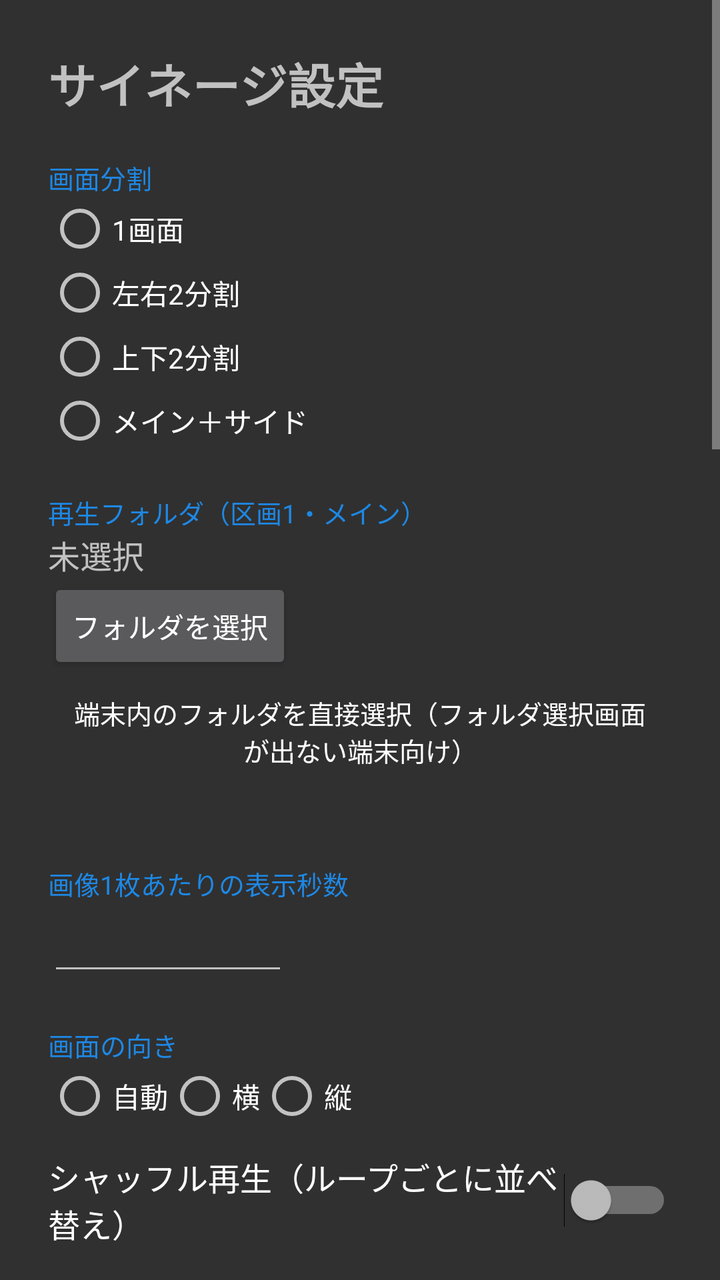
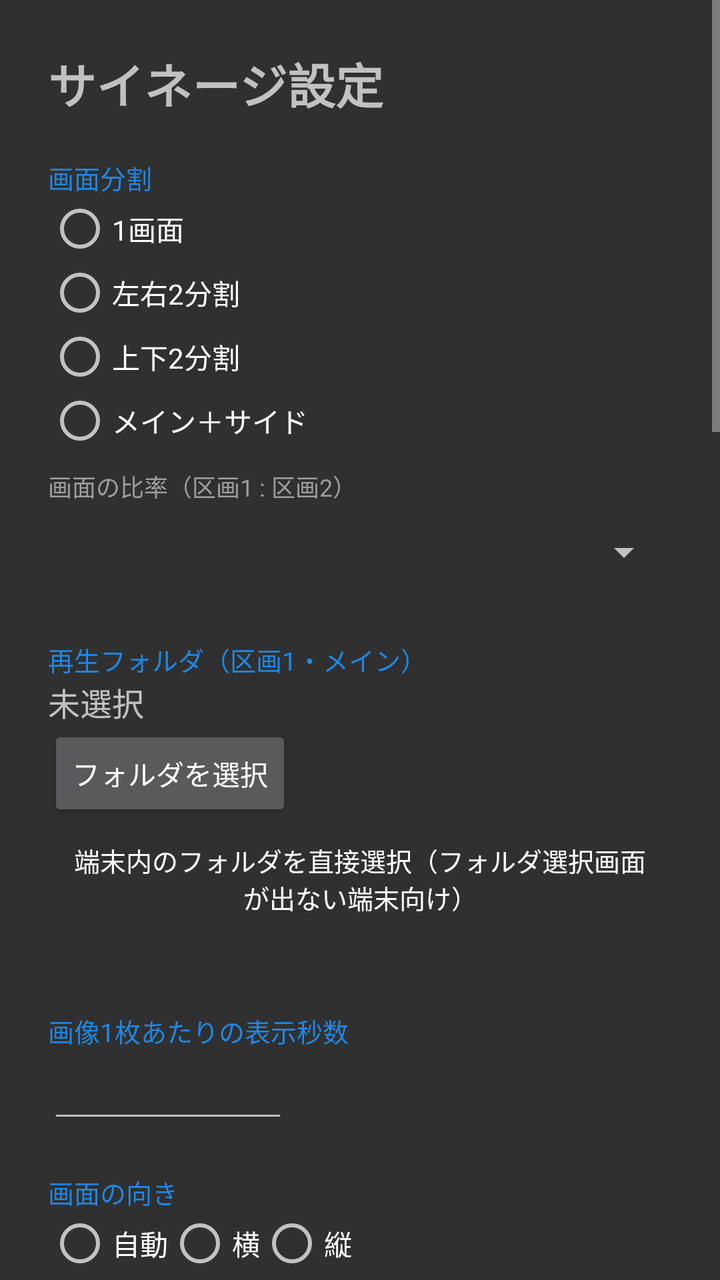

Before-and-after screenshots of an Android layout around one commit, followed by the original layout XML and the change that was made.
<!-- AndroidManifest.xml: application theme Theme.Settings -->
<!-- res/layout/activity_main.xml -->
<?xml version="1.0" encoding="utf-8"?>
<ScrollView xmlns:android="http://schemas.android.com/apk/res/android"
    android:layout_width="match_parent"
    android:layout_height="match_parent"
    android:fitsSystemWindows="true">

    <LinearLayout
        android:layout_width="match_parent"
        android:layout_height="wrap_content"
        android:orientation="vertical"
        android:padding="24dp">

        <TextView
            android:layout_width="wrap_content"
            android:layout_height="wrap_content"
            android:text="サイネージ設定"
            android:textSize="24sp"
            android:textStyle="bold" />

        <TextView
            style="@style/Label"
            android:text="画面分割" />

        <RadioGroup
            android:id="@+id/layoutGroup"
            android:layout_width="wrap_content"
            android:layout_height="wrap_content"
            android:orientation="vertical">

            <RadioButton
                android:id="@+id/layoutSingle"
                android:layout_width="wrap_content"
                android:layout_height="wrap_content"
                android:text="1画面" />

            <RadioButton
                android:id="@+id/layoutLeftRight"
                android:layout_width="wrap_content"
                android:layout_height="wrap_content"
                android:text="左右2分割" />

            <RadioButton
                android:id="@+id/layoutTopBottom"
                android:layout_width="wrap_content"
                android:layout_height="wrap_content"
                android:text="上下2分割" />

            <RadioButton
                android:id="@+id/layoutMainSide"
                android:layout_width="wrap_content"
                android:layout_height="wrap_content"
                android:text="メイン＋サイド" />
        </RadioGroup>

        
        <LinearLayout
            android:id="@+id/zonesContainer"
            android:layout_width="match_parent"
            android:layout_height="wrap_content"
            android:orientation="vertical" />

        <TextView
            style="@style/Label"
            android:text="再生フォルダ（区画1・メイン）" />

        <TextView
            android:id="@+id/folderText"
            android:layout_width="match_parent"
            android:layout_height="wrap_content"
            android:text="未選択"
            android:textSize="16sp" />

        <Button
            android:id="@+id/pickFolder"
            android:layout_width="wrap_content"
            android:layout_height="wrap_content"
            android:text="フォルダを選択" />

        <Button
            android:id="@+id/pickFolderDirect"
            style="?android:attr/borderlessButtonStyle"
            android:layout_width="wrap_content"
            android:layout_height="wrap_content"
            android:text="端末内のフォルダを直接選択（フォルダ選択画面が出ない端末向け）"
            android:textSize="13sp" />

        <TextView
            android:id="@+id/scanResult"
            android:layout_width="match_parent"
            android:layout_height="wrap_content"
            android:textColor="#9E9E9E"
            android:textSize="13sp" />

        <TextView
            style="@style/Label"
            android:text="画像1枚あたりの表示秒数" />

        <EditText
            android:id="@+id/secondsEdit"
            android:layout_width="120dp"
            android:layout_height="wrap_content"
            android:importantForAutofill="no"
            android:inputType="number"
            android:maxLength="4" />

        <TextView
            style="@style/Label"
            android:text="画面の向き" />

        <RadioGroup
            android:id="@+id/orientationGroup"
            android:layout_width="wrap_content"
            android:layout_height="wrap_content"
            android:orientation="horizontal">

            <RadioButton
                android:id="@+id/orientAuto"
                android:layout_width="wrap_content"
                android:layout_height="wrap_content"
                android:text="自動" />

            <RadioButton
                android:id="@+id/orientLandscape"
                android:layout_width="wrap_content"
                android:layout_height="wrap_content"
                android:text="横" />

            <RadioButton
                android:id="@+id/orientPortrait"
                android:layout_width="wrap_content"
                android:layout_height="wrap_content"
                android:text="縦" />
        </RadioGroup>

        <Switch
            android:id="@+id/shuffleSwitch"
            style="@style/Option"
            android:text="シャッフル再生（ループごとに並べ替え）" />

        <Switch
            android:id="@+id/recursiveSwitch"
            style="@style/Option"
            android:text="サブフォルダも含める" />

        <Switch
            android:id="@+id/soundSwitch"
            style="@style/Option"
            android:text="動画の音声を再生" />

        <Switch
            android:id="@+id/autoStartSwitch"
            style="@style/Option"
            android:text="自動再生（アプリ起動時・端末の電源ON時）" />

        <TextView
            style="@style/Label"
            android:layout_marginTop="28dp"
            android:text="時計" />

        <Switch
            android:id="@+id/clockSwitch"
            style="@style/Option"
            android:text="再生中に常に時計を表示" />

        <TextView
            style="@style/SubLabel"
            android:text="位置" />

        <RadioGroup
            android:id="@+id/clockPositionGroup"
            android:layout_width="wrap_content"
            android:layout_height="wrap_content"
            android:orientation="horizontal">

            <RadioButton
                android:id="@+id/clockTopRight"
                android:layout_width="wrap_content"
                android:layout_height="wrap_content"
                android:text="右上" />

            <RadioButton
                android:id="@+id/clockBottomRight"
                android:layout_width="wrap_content"
                android:layout_height="wrap_content"
                android:text="右下" />

            <RadioButton
                android:id="@+id/clockTopLeft"
                android:layout_width="wrap_content"
                android:layout_height="wrap_content"
                android:text="左上" />

            <RadioButton
                android:id="@+id/clockBottomLeft"
                android:layout_width="wrap_content"
                android:layout_height="wrap_content"
                android:text="左下" />
        </RadioGroup>

        <TextView
            style="@style/SubLabel"
            android:text="大きさ" />

        <RadioGroup
            android:id="@+id/clockSizeGroup"
            android:layout_width="wrap_content"
            android:layout_height="wrap_content"
            android:orientation="horizontal">

            <RadioButton
                android:id="@+id/clockSmall"
                android:layout_width="wrap_content"
                android:layout_height="wrap_content"
                android:text="小" />

            <RadioButton
                android:id="@+id/clockMedium"
                android:layout_width="wrap_content"
                android:layout_height="wrap_content"
                android:text="中" />

            <RadioButton
                android:id="@+id/clockLarge"
                android:layout_width="wrap_content"
                android:layout_height="wrap_content"
                android:text="大" />
        </RadioGroup>

        <TextView
            style="@style/Label"
            android:layout_marginTop="28dp"
            android:text="天気予報（気象庁）" />

        <Switch
            android:id="@+id/weatherSwitch"
            style="@style/Option"
            android:text="一定間隔で天気予報を表示" />

        <Switch
            android:id="@+id/weatherTimeSeriesSwitch"
            style="@style/Option"
            android:text="3時間ごとの予報も続けて表示" />

        <TextView
            style="@style/SubLabel"
            android:text="地方" />

        <Spinner
            android:id="@+id/officeSpinner"
            android:layout_width="match_parent"
            android:layout_height="wrap_content"
            android:minHeight="48dp" />

        <TextView
            style="@style/SubLabel"
            android:text="市区町村（予報は右側の地域単位です）" />

        <Spinner
            android:id="@+id/areaSpinner"
            android:layout_width="match_parent"
            android:layout_height="wrap_content"
            android:minHeight="48dp" />

        <LinearLayout
            android:layout_width="match_parent"
            android:layout_height="wrap_content"
            android:layout_marginTop="8dp"
            android:gravity="center_vertical">

            <EditText
                android:id="@+id/weatherIntervalEdit"
                android:layout_width="80dp"
                android:layout_height="wrap_content"
                android:gravity="end"
                android:importantForAutofill="no"
                android:inputType="number"
                android:maxLength="4" />

            <TextView
                android:layout_width="wrap_content"
                android:layout_height="wrap_content"
                android:text="分ごとに" />

            <EditText
                android:id="@+id/weatherSecondsEdit"
                android:layout_width="80dp"
                android:layout_height="wrap_content"
                android:gravity="end"
                android:importantForAutofill="no"
                android:inputType="number"
                android:maxLength="3" />

            <TextView
                android:layout_width="wrap_content"
                android:layout_height="wrap_content"
                android:text="秒間表示" />
        </LinearLayout>

        <TextView
            android:id="@+id/weatherStatus"
            android:layout_width="match_parent"
            android:layout_height="wrap_content"
            android:textColor="#9E9E9E"
            android:textSize="13sp" />

        <Button
            android:id="@+id/weatherPreview"
            android:layout_width="wrap_content"
            android:layout_height="wrap_content"
            android:text="天気予報をプレビュー" />

        <Button
            android:id="@+id/startButton"
            android:layout_width="match_parent"
            android:layout_height="wrap_content"
            android:layout_marginTop="24dp"
            android:backgroundTint="@color/brand"
            android:minHeight="56dp"
            android:text="▶ 再生開始"
            android:textSize="18sp" />

        <TextView
            android:layout_width="match_parent"
            android:layout_height="wrap_content"
            android:layout_marginTop="24dp"
            android:lineSpacingExtra="4dp"
            android:text="再生中の操作\n・タップ：情報表示\n・左右スワイプ：前へ / 次へ\n・ダブルタップ：一時停止 / 再開\n・長押し / 戻る：この設定画面へ\n\nリモコン：←→ 前後、決定 一時停止、↑↓ 情報表示、戻る 設定画面\n\nフォルダ内のファイルを追加・削除すると、ループが一周するたびに自動で反映されます。"
            android:textColor="#9E9E9E"
            android:textSize="13sp" />
    </LinearLayout>
</ScrollView>
<!-- resources referenced by this layout -->
<resources>
  <color name="brand">#1E88E5</color>
  <style name="Label">
          <item name="android:layout_width">wrap_content</item>
          <item name="android:layout_height">wrap_content</item>
          <item name="android:layout_marginTop">20dp</item>
          <item name="android:textSize">13sp</item>
          <item name="android:textColor">@color/brand</item>
      </style>
  <style name="Option">
          <item name="android:layout_width">match_parent</item>
          <item name="android:layout_height">wrap_content</item>
          <item name="android:layout_marginTop">12dp</item>
          <item name="android:minHeight">48dp</item>
          <item name="android:textSize">16sp</item>
      </style>
  <style name="SubLabel">
          <item name="android:layout_width">wrap_content</item>
          <item name="android:layout_height">wrap_content</item>
          <item name="android:layout_marginTop">8dp</item>
          <item name="android:textSize">12sp</item>
          <item name="android:textColor">#9E9E9E</item>
      </style>
  <style name="Theme.Settings" parent="android:Theme.Material.NoActionBar">
          <item name="android:colorAccent">@color/brand</item>
      </style>
</resources>

<!-- the commit's change to res/layout/activity_main.xml (unified diff, before → after) -->
@@ -51,6 +51,24 @@
                 android:layout_height="wrap_content"
                 android:text="メイン＋サイド" />
         </RadioGroup>
+
+        
+        <LinearLayout
+            android:id="@+id/splitRow"
+            android:layout_width="match_parent"
+            android:layout_height="wrap_content"
+            android:orientation="vertical">
+
+            <TextView
+                style="@style/SubLabel"
+                android:text="画面の比率（区画1 : 区画2）" />
+
+            <Spinner
+                android:id="@+id/splitSpinner"
+                android:layout_width="match_parent"
+                android:layout_height="wrap_content"
+                android:minHeight="48dp" />
+        </LinearLayout>
 
         
         <LinearLayout
